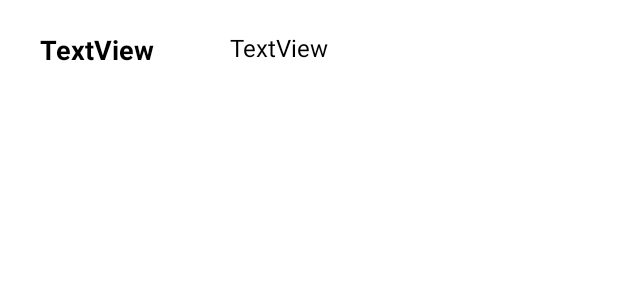
After one commit to tmdgus2568/Phone-book, an Android app: the layout call_list_item.xml on its own in the app's theme, with its tools: preview values and no code run, on a phone screen of 412 x 824 dp. The commit adds this screen. Shown: the top 300 px of the screen. Run offline under Robolectric (Android 15) with nearby library versions, the phone set to English and light mode, and no system bars.

Commit message:
call 검색 기능

```diff
--- /dev/null
+++ b/app/src/main/res/layout/call_list_item.xml
@@ -0,0 +1,42 @@
+<?xml version="1.0" encoding="utf-8"?>
+<LinearLayout xmlns:android="http://schemas.android.com/apk/res/android"
+    android:layout_width="match_parent"
+    android:layout_height="wrap_content"
+    android:orientation="vertical"
+    android:paddingLeft="15dp"
+    android:paddingTop="15dp"
+    android:paddingRight="15dp"
+    android:paddingBottom="15dp">
+
+    <LinearLayout
+        android:layout_width="match_parent"
+        android:layout_height="match_parent"
+        android:orientation="horizontal">
+
+        <TextView
+            android:id="@+id/call_name"
+            android:layout_width="0dp"
+            android:layout_height="wrap_content"
+            android:layout_weight="1"
+            android:paddingLeft="11dp"
+            android:paddingTop="5dp"
+            android:paddingBottom="5dp"
+            android:text="TextView"
+            android:textColor="#000000"
+            android:textSize="18sp"
+            android:textStyle="bold" />
+
+        <TextView
+            android:id="@+id/call_number"
+            android:layout_width="0dp"
+            android:layout_height="match_parent"
+            android:layout_weight="2"
+            android:paddingLeft="11dp"
+            android:paddingTop="5dp"
+            android:paddingBottom="5dp"
+            android:text="TextView"
+            android:textColor="#000000"
+            android:textSize="16sp" />
+    </LinearLayout>
+
+</LinearLayout>
```
Also changed, not shown: app/src/main/java/com/example/phonebook/CallFragment.java (+103 -2 lines), app/src/main/java/com/example/phonebook/SearchAdapter.java (added, +57 -0 lines), app/src/main/java/com/example/phonebook/SearchItem.java (added, +23 -0 lines), app/src/main/res/layout/fragment_call.xml (+10 -4 lines).
